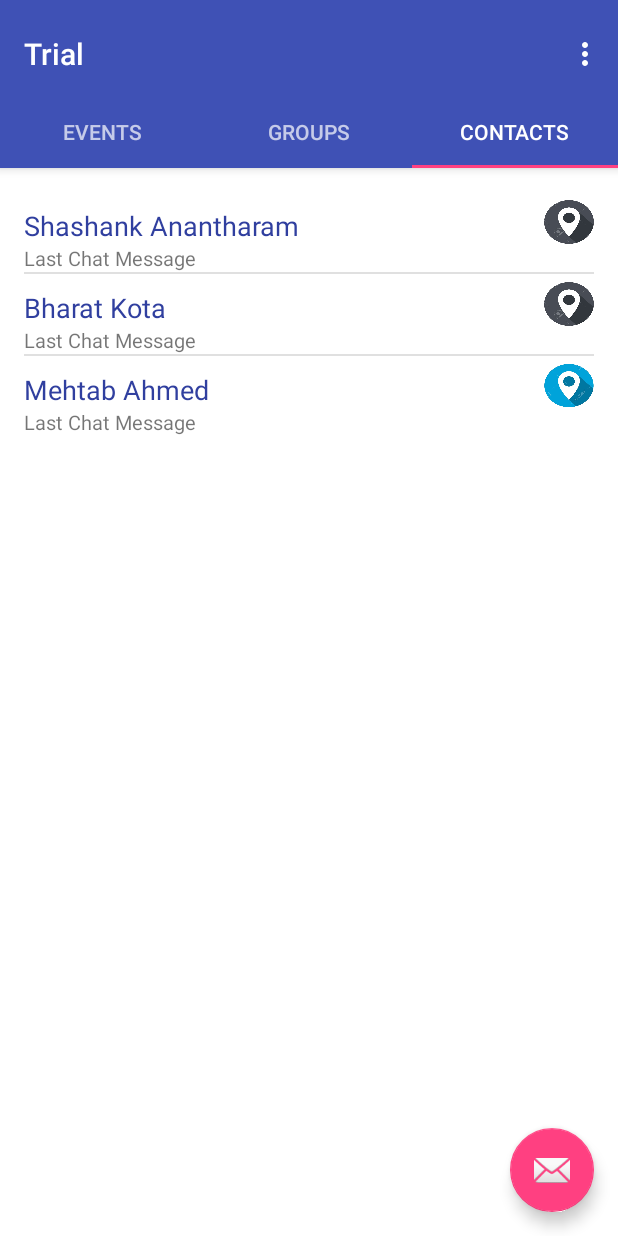
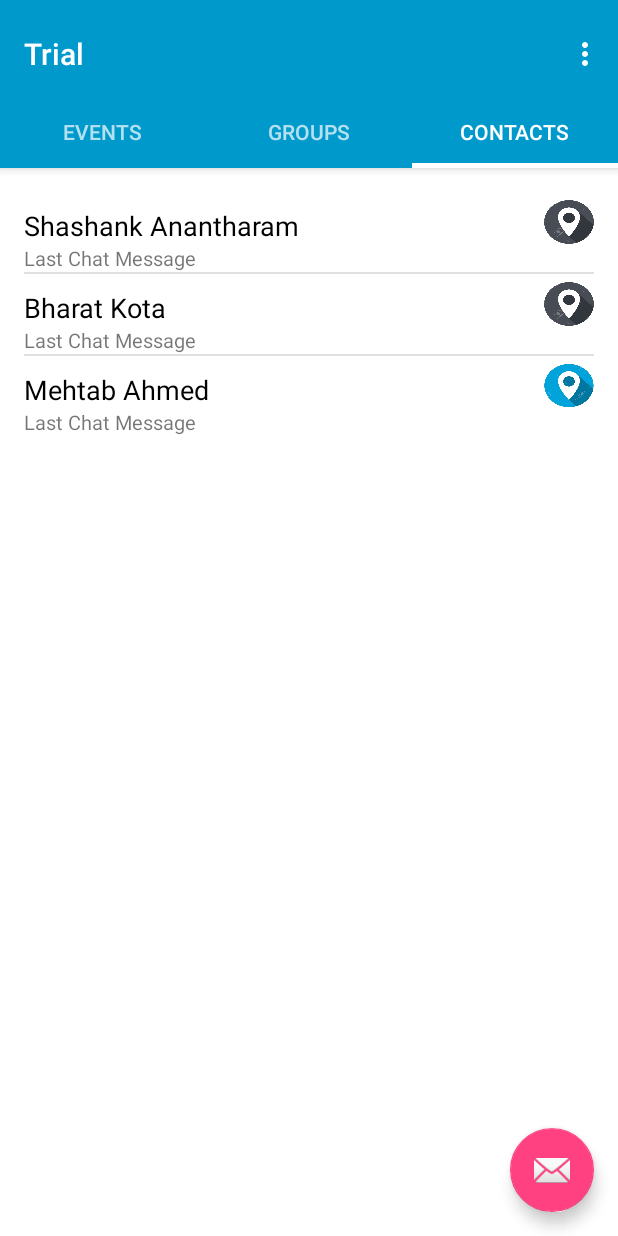
Before and after one commit to ShashankAnantharam/HelloWorldTrial, an Android app: the screen it shows after launch (MainActivity), tab 3 chosen, on a phone screen of 412 x 824 dp. Run offline under Robolectric (Android 15) with nearby library versions, the light colour scheme and no system bars.

Commit message:
Layout color and cosmetics
Changed tab color
Changed list-text color

```diff
--- a/app/src/main/res/layout/activity_main.xml
+++ b/app/src/main/res/layout/activity_main.xml
@@ -13,13 +13,14 @@
         android:layout_width="match_parent"
         android:layout_height="wrap_content"
         android:paddingTop="@dimen/appbar_padding_top"
+        android:background="@android:color/holo_blue_dark"
         android:theme="@style/AppTheme.AppBarOverlay">
 
         <android.support.v7.widget.Toolbar
             android:id="@+id/toolbar"
             android:layout_width="match_parent"
             android:layout_height="?attr/actionBarSize"
-            android:background="?attr/colorPrimary"
+            android:background="@android:color/holo_blue_dark"
             app:layout_scrollFlags="scroll|enterAlways"
             app:popupTheme="@style/AppTheme.PopupOverlay">
 
@@ -28,7 +29,10 @@
         <android.support.design.widget.TabLayout
             android:id="@+id/tabs"
             android:layout_width="match_parent"
-            android:layout_height="wrap_content" />
+            android:layout_height="wrap_content"
+            android:background="@android:color/holo_blue_dark"
+            app:tabIndicatorColor="@android:color/white"
+            app:tabIndicatorHeight="3.5sp" />
 
     </android.support.design.widget.AppBarLayout>
 
--- a/app/src/main/res/layout/main_lp_view_item.xml
+++ b/app/src/main/res/layout/main_lp_view_item.xml
@@ -10,7 +10,7 @@
         android:layout_marginTop="10dp"
         android:id="@+id/main_lp_text"
         android:textSize="18sp"
-        android:textColor="@color/colorPrimaryDark"
+        android:textColor="@android:color/black"
         android:focusable="false" />
 
     <TextView
--- a/app/src/main/res/layout/tab_contacts.xml
+++ b/app/src/main/res/layout/tab_contacts.xml
@@ -9,12 +9,6 @@
     android:background="@android:color/white"
     tools:context="com.example.shashank_pc.trial.MainActivity">
 
-    <TextView
-        android:id="@+id/section_label_contact"
-        android:layout_width="wrap_content"
-        android:layout_height="wrap_content" />
-
-
 
     <ListView
         android:layout_width="match_parent"
--- a/app/src/main/res/layout/tab_events.xml
+++ b/app/src/main/res/layout/tab_events.xml
@@ -9,15 +9,10 @@
     android:background="@android:color/white"
     tools:context="com.example.shashank_pc.trial.MainActivity">
 
-    <TextView
-        android:id="@+id/section_label_event"
-        android:layout_width="wrap_content"
-        android:layout_height="wrap_content" />
 
     <ListView
         android:layout_width="match_parent"
         android:layout_height="wrap_content"
-        android:layout_below="@id/section_label_event"
         android:id="@+id/section_list_event"
         />
 
--- a/app/src/main/res/layout/tab_groups.xml
+++ b/app/src/main/res/layout/tab_groups.xml
@@ -9,15 +9,10 @@
     android:background="@android:color/white"
     tools:context="com.example.shashank_pc.trial.MainActivity">
 
-    <TextView
-        android:id="@+id/section_label_group"
-        android:layout_width="wrap_content"
-        android:layout_height="wrap_content" />
 
     <ListView
         android:layout_width="match_parent"
         android:layout_height="wrap_content"
-        android:layout_below="@id/section_label_group"
         android:id="@+id/section_list_group" />
 
 </RelativeLayout>
```
Also changed, not shown: app/src/main/res/layout/activity_single_entity.xml (+6 -2 lines).
